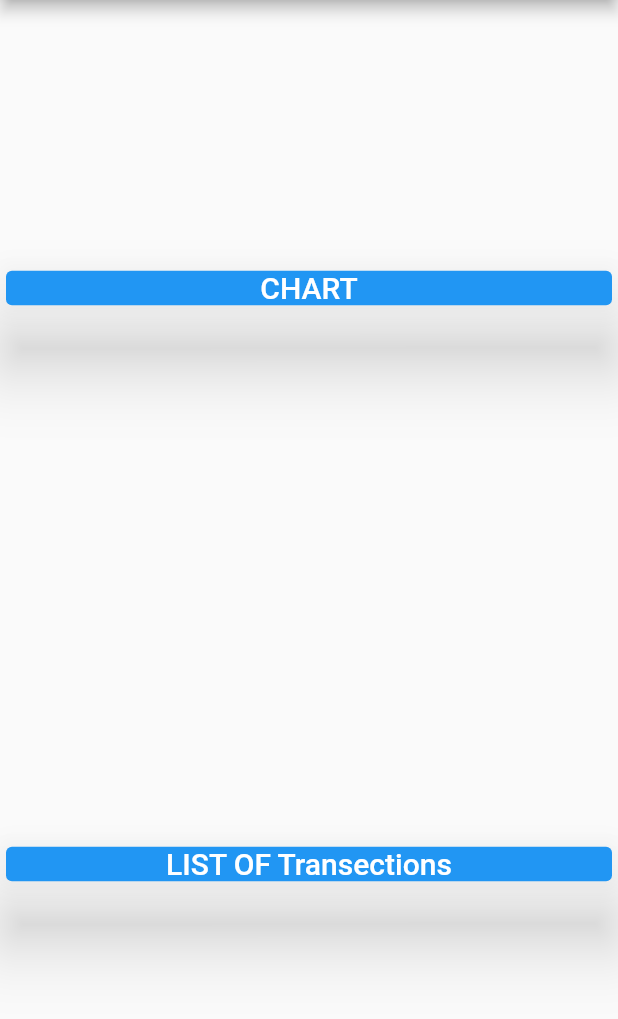
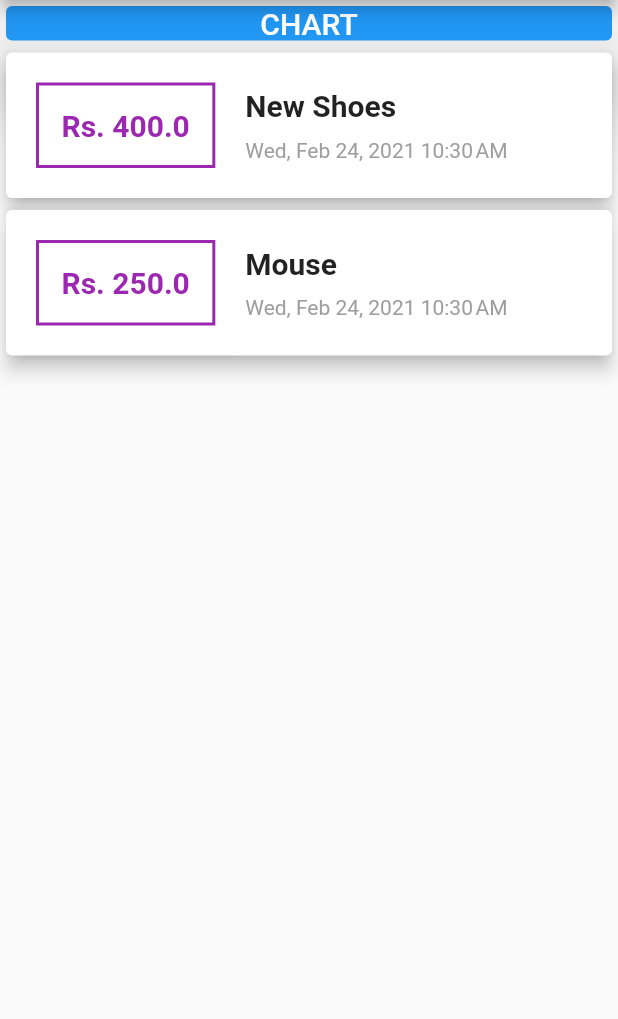
Before and after one commit to IIvexII/Personal_Expense, a Flutter app: the screen it shows after launch, on a phone screen of 412 x 824 dp, the part 84-1103 px from its top. Run offline on Flutter 3.47's test engine with Material 2 defaults, Android fonts, the phone set to English and light mode, and no system bars.

Commit message:
ListView of transections is designed :art:.

```diff
--- a/lib/main.dart
+++ b/lib/main.dart
@@ -1,5 +1,6 @@
-import 'package:Personal_Expense/transection.dart';
 import 'package:flutter/material.dart';
+import 'package:intl/intl.dart';
+import './transection.dart';
 
 void main() => runApp(PersonalExpense());
 
@@ -15,7 +16,21 @@ class PersonalExpense extends StatelessWidget {
 }
 
 class MyHomePage extends StatelessWidget {
-  final List<Transection> transections = [];
+  // Demo transections
+  final List<Transection> transections = [
+    Transection(
+      id: 't1',
+      title: 'New Shoes',
+      amount: 400.00,
+      date: DateTime.now(),
+    ),
+    Transection(
+      id: 't2',
+      title: 'Mouse',
+      amount: 250.00,
+      date: DateTime.now(),
+    )
+  ];
 
   @override
   Widget build(BuildContext context) {
@@ -24,7 +39,7 @@ class MyHomePage extends StatelessWidget {
           title: Text('Personal Expenses'),
         ),
         body: Column(
-          mainAxisAlignment: MainAxisAlignment.spaceAround,
+          // mainAxisAlignment: MainAxisAlignment.spaceAround,
           crossAxisAlignment: CrossAxisAlignment.stretch,
           children: <Widget>[
             Card(
@@ -39,17 +54,66 @@ class MyHomePage extends StatelessWidget {
               ),
               elevation: 20,
             ),
-            Card(
-              color: Colors.blue,
-              child: Text(
-                'LIST OF Transections',
-                style: TextStyle(
-                    color: Colors.white,
-                    fontSize: 20,
-                    fontWeight: FontWeight.w500),
-                textAlign: TextAlign.center,
-              ),
-              elevation: 20,
+            // List of Transections
+            Column(
+              children: transections.map((tx) {
+                return Card(
+                  elevation: 5,
+                  child: Row(
+                    children: <Widget>[
+                      //----------Amount of Expense--------------
+                      Container(
+                        margin: EdgeInsets.all(20),
+                        padding: EdgeInsets.all(15),
+                        decoration: BoxDecoration(
+                          border: Border.all(
+                            color: Colors.purple,
+                            width: 2,
+                          ),
+                        ),
+                        child: Text(
+                          'Rs. ${tx.amount}',
+                          style: TextStyle(
+                            color: Colors.purple,
+                            fontSize: 20,
+                            fontWeight: FontWeight.bold,
+                          ),
+                        ),
+                      ),
+                      //-----------------------------------------
+                      //---------Title and Date of expense-------
+                      Column(
+                        crossAxisAlignment: CrossAxisAlignment.start,
+                        children: <Widget>[
+                          //-------Title-------
+                          Container(
+                            margin: EdgeInsets.only(bottom: 10),
+                            child: Text(
+                              tx.title,
+                              style: TextStyle(
+                                fontSize: 20,
+                                fontWeight: FontWeight.bold,
+                              ),
+                            ),
+                          ),
+                          //-----End Title-----
+                          //--------Date--------
+                          Container(
+                            child: Text(
+                              DateFormat.yMMMEd().add_jm().format(tx.date),
+                              style: TextStyle(
+                                color: Colors.grey,
+                              ),
+                            ),
+                          ),
+                          //------End Date------
+                        ],
+                      )
+                      //------------------------------------------
+                    ],
+                  ),
+                );
+              }).toList(),
             )
           ],
         ));
--- a/pubspec.yaml
+++ b/pubspec.yaml
@@ -23,6 +23,7 @@ environment:
 dependencies:
   flutter:
     sdk: flutter
+  intl: ^0.16.1
 
 
   # The following adds the Cupertino Icons font to your application.
```
Also changed, not shown: pubspec.lock, 1 other file.
